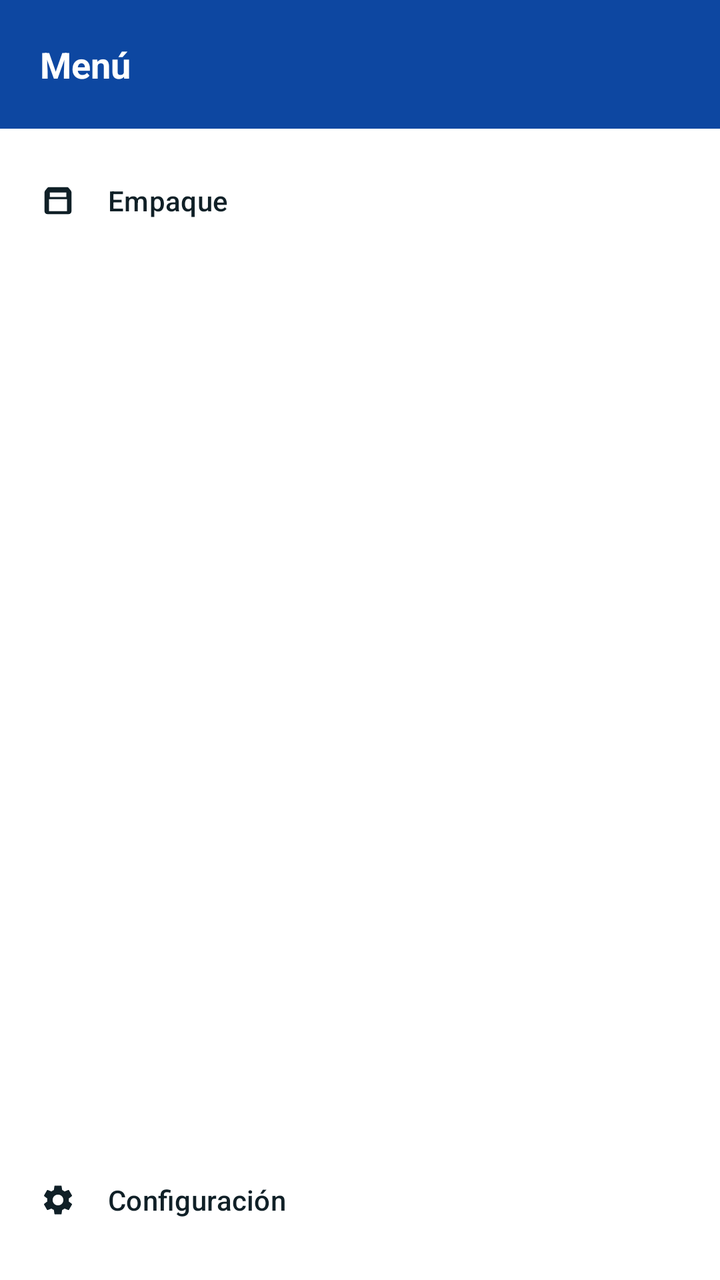
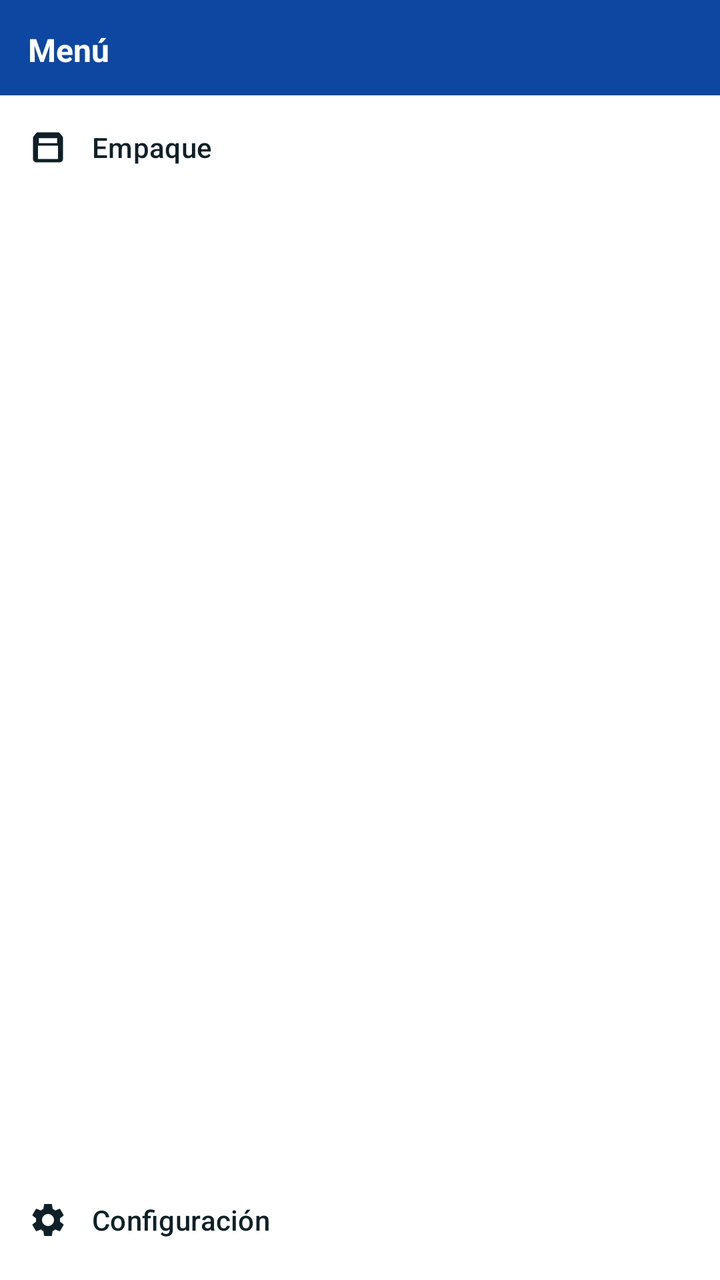

Compare the two renders of this Android layout. The source of the first and the diff that turns it into the second are given below.
<!-- AndroidManifest.xml: application theme Theme.PackingTracker -->
<!-- res/layout/drawer_content.xml -->
<?xml version="1.0" encoding="utf-8"?>
<LinearLayout xmlns:android="http://schemas.android.com/apk/res/android"
    xmlns:app="http://schemas.android.com/apk/res-auto"
    android:layout_width="match_parent"
    android:layout_height="match_parent"
    android:background="@color/surface"
    android:orientation="vertical"
    android:paddingBottom="12dp">

    <LinearLayout
        android:layout_width="match_parent"
        android:layout_height="wrap_content"
        android:background="@color/primary"
        android:orientation="vertical"
        android:padding="20dp">

        <TextView
            android:layout_width="match_parent"
            android:layout_height="wrap_content"
            android:text="@string/nav_header_subtitle"
            android:textColor="@color/on_primary"
            android:textSize="18sp"
            android:textStyle="bold" />
    </LinearLayout>

    <com.google.android.material.button.MaterialButton
        android:id="@+id/drawerEmpaqueButton"
        style="@style/Widget.Material3.Button.TextButton"
        android:layout_width="match_parent"
        android:layout_height="wrap_content"
        android:layout_marginTop="8dp"
        android:gravity="start|center_vertical"
        android:minHeight="56dp"
        android:paddingStart="20dp"
        android:paddingEnd="20dp"
        android:text="@string/empaque_title"
        android:textColor="@color/on_surface"
        app:icon="@drawable/ic_empaque"
        app:iconGravity="textStart"
        app:iconPadding="16dp"
        app:iconTint="@color/on_surface" />

    <com.google.android.material.button.MaterialButton
        android:id="@+id/drawerLogoutButton"
        style="@style/Widget.Material3.Button.TextButton"
        android:layout_width="match_parent"
        android:layout_height="wrap_content"
        android:gravity="start|center_vertical"
        android:minHeight="56dp"
        android:paddingStart="20dp"
        android:paddingEnd="20dp"
        android:text="@string/nav_logout"
        android:textColor="@color/on_surface"
        android:visibility="gone"
        app:icon="@drawable/ic_logout"
        app:iconGravity="textStart"
        app:iconPadding="16dp"
        app:iconTint="@color/on_surface" />

    <View
        android:layout_width="match_parent"
        android:layout_height="0dp"
        android:layout_weight="1" />

    <com.google.android.material.button.MaterialButton
        android:id="@+id/drawerConfigButton"
        style="@style/Widget.Material3.Button.TextButton"
        android:layout_width="match_parent"
        android:layout_height="wrap_content"
        android:gravity="start|center_vertical"
        android:minHeight="56dp"
        android:paddingStart="20dp"
        android:paddingEnd="20dp"
        android:text="@string/config_open"
        android:textColor="@color/on_surface"
        app:icon="@drawable/ic_settings"
        app:iconGravity="textStart"
        app:iconPadding="16dp"
        app:iconTint="@color/on_surface" />

</LinearLayout>
<!-- resources referenced by this layout -->
<resources>
  <color name="on_primary">#FFFFFF</color>
  <color name="on_surface">#102027</color>
  <color name="primary">#0D47A1</color>
  <color name="surface">#FFFFFF</color>
  <!-- drawable ic_empaque (drawable) -->
  <?xml version="1.0" encoding="utf-8"?>
  <vector xmlns:android="http://schemas.android.com/apk/res/android"
      android:width="24dp"
      android:height="24dp"
      android:viewportWidth="24"
      android:viewportHeight="24">
      <path
          android:fillColor="#FFFFFFFF"
          android:pathData="M20.54,5.23l-1.39,-1.68C18.88,3.21 18.47,3 18,3H6c-0.47,0 -0.88,0.21 -1.16,0.55L3.46,5.23C3.17,5.57 3,6.02 3,6.5V19c0,1.1 0.9,2 2,2h14c1.1,0 2,-0.9 2,-2V6.5c0,-0.48 -0.17,-0.93 -0.46,-1.27zM12,9.5L6.5,9.5L6.5,6.5h11v3H12zM6,19V11h12v8H6z" />
  </vector>
  <!-- drawable ic_logout (drawable) -->
  <?xml version="1.0" encoding="utf-8"?>
  <vector xmlns:android="http://schemas.android.com/apk/res/android"
      android:width="24dp"
      android:height="24dp"
      android:viewportWidth="24"
      android:viewportHeight="24">
      <path
          android:fillColor="#FF000000"
          android:pathData="M17,7l-1.41,1.41L18.17,11H8v2h10.17l-2.58,2.58L17,17l5,-5zM4,5h8V3H4c-1.1,0 -2,0.9 -2,2v14c0,1.1 0.9,2 2,2h8v-2H4V5z" />
  </vector>
  <string name="config_open">Configuración</string>
  <string name="empaque_title">Empaque</string>
  <string name="nav_header_subtitle">Menú</string>
  <string name="nav_logout">Cerrar sesión</string>
  <style name="Theme.PackingTracker" parent="Theme.Material3.DayNight.NoActionBar">
          <item name="colorPrimary">@color/primary</item>
          <item name="colorOnPrimary">@color/on_primary</item>
          <item name="colorSurface">@color/surface</item>
          <item name="colorOnSurface">@color/on_surface</item>
          <item name="colorOnSurfaceVariant">@color/on_surface_variant</item>
          <item name="colorOutline">@color/outline</item>
          <item name="android:colorBackground">@color/background</item>
          <item name="android:statusBarColor">@color/primary</item>
          <item name="android:windowBackground">@color/background</item>
          <item name="android:navigationBarColor">@color/background</item>
          <item name="android:textColorPrimary">@color/on_surface</item>
          <item name="android:textColorSecondary">@color/on_surface_variant</item>
          <item name="editTextColor">@color/on_surface</item>
          <item name="android:editTextColor">@color/on_surface</item>
          <item name="hintTextColor">@color/on_surface_variant</item>
          <item name="android:textColorHint">@color/on_surface_variant</item>
      </style>
  <color name="on_surface_variant">#3A4A54</color>
  <color name="outline">#5A6B76</color>
  <color name="background">#F5F7FA</color>
  <!-- unchanged entries left out for length: 1 -->
</resources>

<!-- the commit's change to res/layout/drawer_content.xml (unified diff, before → after) -->
@@ -5,21 +5,24 @@
     android:layout_height="match_parent"
     android:background="@color/surface"
     android:orientation="vertical"
-    android:paddingBottom="12dp">
+    android:paddingBottom="8dp">
 
     <LinearLayout
         android:layout_width="match_parent"
         android:layout_height="wrap_content"
         android:background="@color/primary"
         android:orientation="vertical"
-        android:padding="20dp">
+        android:paddingStart="14dp"
+        android:paddingTop="14dp"
+        android:paddingEnd="14dp"
+        android:paddingBottom="12dp">
 
         <TextView
             android:layout_width="match_parent"
             android:layout_height="wrap_content"
             android:text="@string/nav_header_subtitle"
             android:textColor="@color/on_primary"
-            android:textSize="18sp"
+            android:textSize="16sp"
             android:textStyle="bold" />
     </LinearLayout>
 
@@ -28,16 +31,20 @@
         style="@style/Widget.Material3.Button.TextButton"
         android:layout_width="match_parent"
         android:layout_height="wrap_content"
-        android:layout_marginTop="8dp"
+        android:layout_marginTop="4dp"
         android:gravity="start|center_vertical"
-        android:minHeight="56dp"
-        android:paddingStart="20dp"
-        android:paddingEnd="20dp"
+        android:insetTop="0dp"
+        android:insetBottom="0dp"
+        android:minHeight="@dimen/ui_drawer_item_height"
+        android:paddingStart="14dp"
+        android:paddingEnd="14dp"
         android:text="@string/empaque_title"
         android:textColor="@color/on_surface"
+        android:textSize="14sp"
         app:icon="@drawable/ic_empaque"
         app:iconGravity="textStart"
-        app:iconPadding="16dp"
+        app:iconPadding="12dp"
+        app:iconSize="20dp"
         app:iconTint="@color/on_surface" />
 
     <com.google.android.material.button.MaterialButton
@@ -46,15 +53,19 @@
         android:layout_width="match_parent"
         android:layout_height="wrap_content"
         android:gravity="start|center_vertical"
-        android:minHeight="56dp"
-        android:paddingStart="20dp"
-        android:paddingEnd="20dp"
+        android:insetTop="0dp"
+        android:insetBottom="0dp"
+        android:minHeight="@dimen/ui_drawer_item_height"
+        android:paddingStart="14dp"
+        android:paddingEnd="14dp"
         android:text="@string/nav_logout"
         android:textColor="@color/on_surface"
+        android:textSize="14sp"
         android:visibility="gone"
         app:icon="@drawable/ic_logout"
         app:iconGravity="textStart"
-        app:iconPadding="16dp"
+        app:iconPadding="12dp"
+        app:iconSize="20dp"
         app:iconTint="@color/on_surface" />
 
     <View
@@ -68,14 +79,18 @@
         android:layout_width="match_parent"
         android:layout_height="wrap_content"
         android:gravity="start|center_vertical"
-        android:minHeight="56dp"
-        android:paddingStart="20dp"
-        android:paddingEnd="20dp"
+        android:insetTop="0dp"
+        android:insetBottom="0dp"
+        android:minHeight="@dimen/ui_drawer_item_height"
+        android:paddingStart="14dp"
+        android:paddingEnd="14dp"
         android:text="@string/config_open"
         android:textColor="@color/on_surface"
+        android:textSize="14sp"
         app:icon="@drawable/ic_settings"
         app:iconGravity="textStart"
-        app:iconPadding="16dp"
+        app:iconPadding="12dp"
+        app:iconSize="20dp"
         app:iconTint="@color/on_surface" />
 
 </LinearLayout>
<!-- resource entries referenced after the edit -->
@@ -4,6 +4,7 @@
   <color name="on_surface">#102027</color>
   <color name="primary">#0D47A1</color>
   <color name="surface">#FFFFFF</color>
+  <dimen name="ui_drawer_item_height">44dp</dimen>
   <!-- drawable ic_empaque (drawable) -->
   <?xml version="1.0" encoding="utf-8"?>
   <vector xmlns:android="http://schemas.android.com/apk/res/android"
